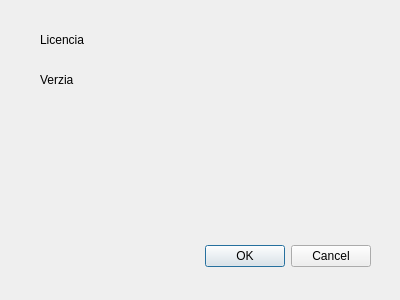
Jakub-Miko/IVS_Kalkulacka, file src/about.ui: the form before one commit.
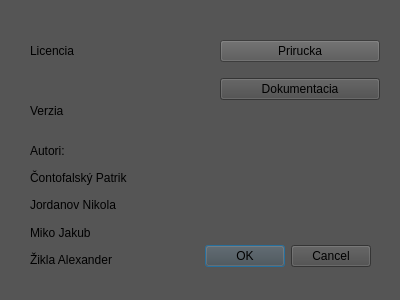
The form after the commit.

Commit message: Redesign 'about' menu

```diff
--- a/src/about.ui
+++ b/src/about.ui
@@ -13,6 +13,9 @@
   <property name="windowTitle">
    <string>About</string>
   </property>
+  <property name="styleSheet">
+   <string notr="true">background-color: rgb(85, 85, 85);</string>
+  </property>
   <widget class="QDialogButtonBox" name="buttonBox">
    <property name="geometry">
     <rect>
@@ -22,6 +25,9 @@
      <height>32</height>
     </rect>
    </property>
+   <property name="styleSheet">
+    <string notr="true">background-color: rgb(74, 74, 74);</string>
+   </property>
    <property name="orientation">
     <enum>Qt::Horizontal</enum>
    </property>
@@ -29,31 +35,119 @@
     <set>QDialogButtonBox::Cancel|QDialogButtonBox::Ok</set>
    </property>
   </widget>
-  <widget class="QLabel" name="label">
+  <widget class="QWidget" name="gridLayoutWidget">
    <property name="geometry">
     <rect>
-     <x>40</x>
+     <x>30</x>
+     <y>140</y>
+     <width>160</width>
+     <height>130</height>
+    </rect>
+   </property>
+   <layout class="QGridLayout" name="gridLayout">
+    <item row="3" column="0">
+     <widget class="QLabel" name="label_6">
+      <property name="text">
+       <string>Miko Jakub</string>
+      </property>
+     </widget>
+    </item>
+    <item row="1" column="0">
+     <widget class="QLabel" name="label_4">
+      <property name="text">
+       <string>Čontofalský Patrik</string>
+      </property>
+     </widget>
+    </item>
+    <item row="0" column="0">
+     <widget class="QLabel" name="label_3">
+      <property name="text">
+       <string>Autori:</string>
+      </property>
+     </widget>
+    </item>
+    <item row="2" column="0">
+     <widget class="QLabel" name="label_5">
+      <property name="text">
+       <string>Jordanov Nikola</string>
+      </property>
+     </widget>
+    </item>
+    <item row="4" column="0">
+     <widget class="QLabel" name="label_7">
+      <property name="text">
+       <string>Žikla Alexander</string>
+      </property>
+     </widget>
+    </item>
+   </layout>
+  </widget>
+  <widget class="QWidget" name="gridLayoutWidget_2">
+   <property name="geometry">
+    <rect>
+     <x>30</x>
      <y>30</y>
-     <width>63</width>
-     <height>20</height>
+     <width>160</width>
+     <height>41</height>
     </rect>
    </property>
-   <property name="text">
-    <string>Licencia</string>
+   <layout class="QGridLayout" name="gridLayout_2">
+    <item row="0" column="0">
+     <widget class="QLabel" name="label">
+      <property name="text">
+       <string>Licencia</string>
+      </property>
+     </widget>
+    </item>
+   </layout>
+  </widget>
+  <widget class="QWidget" name="gridLayoutWidget_3">
+   <property name="geometry">
+    <rect>
+     <x>30</x>
+     <y>90</y>
+     <width>160</width>
+     <height>41</height>
+    </rect>
    </property>
+   <layout class="QGridLayout" name="gridLayout_3">
+    <item row="0" column="0">
+     <widget class="QLabel" name="label_2">
+      <property name="text">
+       <string>Verzia</string>
+      </property>
+     </widget>
+    </item>
+   </layout>
   </widget>
-  <widget class="QLabel" name="label_2">
+  <widget class="QWidget" name="gridLayoutWidget_4">
    <property name="geometry">
     <rect>
-     <x>40</x>
-     <y>70</y>
-     <width>63</width>
-     <height>20</height>
+     <x>220</x>
+     <y>30</y>
+     <width>160</width>
+     <height>80</height>
     </rect>
    </property>
-   <property name="text">
-    <string>Verzia</string>
-   </property>
+   <layout class="QGridLayout" name="gridLayout_4">
+    <item row="0" column="0">
+     <widget class="QPushButton" name="pushButton">
+      <property name="text">
+       <string>Prirucka</string>
+      </property>
+     </widget>
+    </item>
+    <item row="1" column="0">
+     <widget class="QPushButton" name="pushButton_2">
+      <property name="styleSheet">
+       <string notr="true">background-color: rgb(74, 74, 74);</string>
+      </property>
+      <property name="text">
+       <string>Dokumentacia</string>
+      </property>
+     </widget>
+    </item>
+   </layout>
   </widget>
  </widget>
  <resources/>
```
